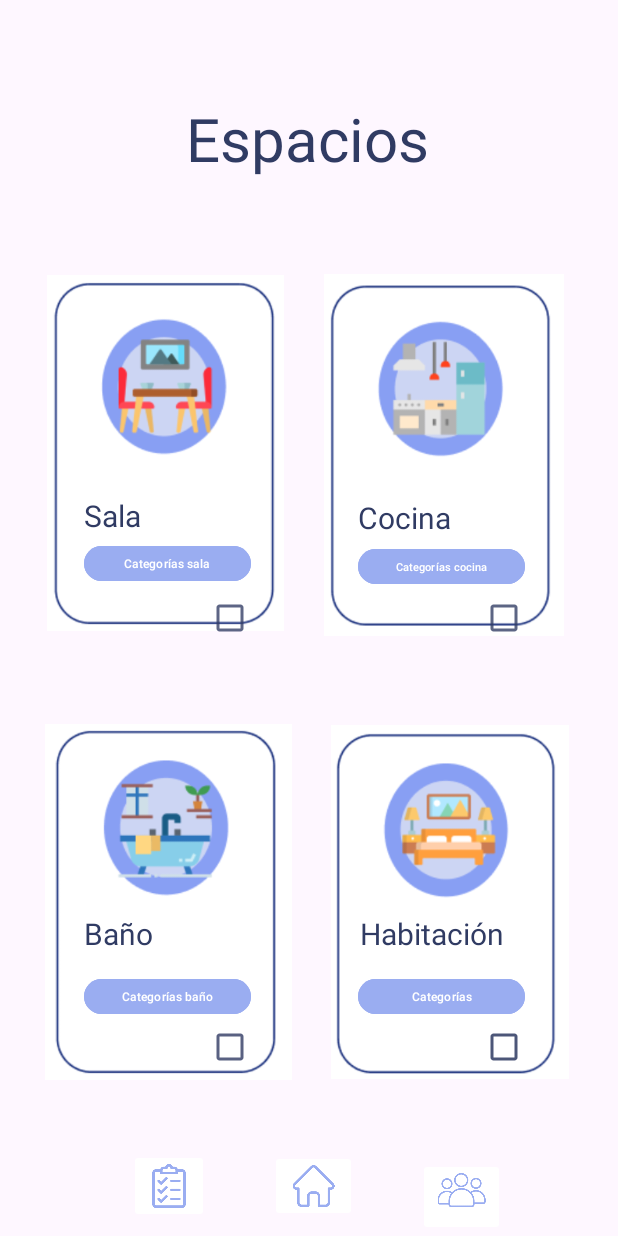
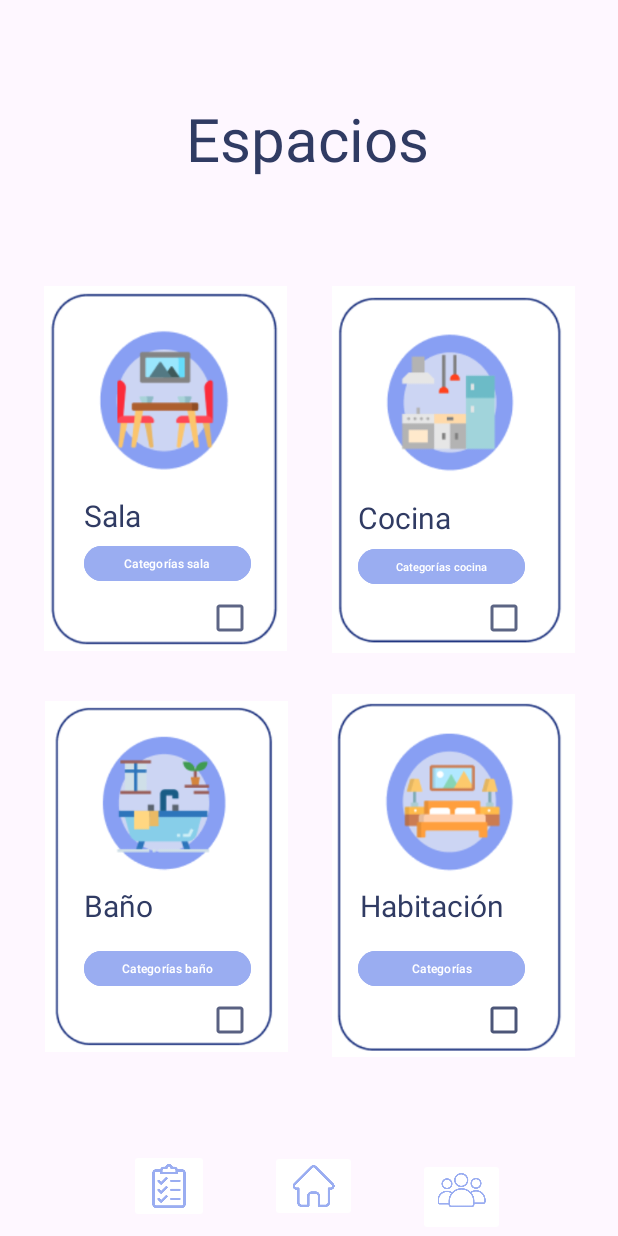
Before and after one commit to santiac249/Lig, an Android app: the Espacio screen opened directly, with no data from a screen before it, on a phone screen of 412 x 824 dp. Run offline under Robolectric (Android 15) with nearby library versions, the phone set to English and light mode, and no system bars.

```diff
--- a/app/src/main/res/layout/activity_espacio.xml
+++ b/app/src/main/res/layout/activity_espacio.xml
@@ -6,7 +6,9 @@
     android:layout_width="match_parent"
     android:layout_height="match_parent"
     android:backgroundTint="#FFFFFF"
-    tools:context=".Espacio">
+    tools:context=".Espacio"
+    tools:layout_editor_absoluteX="0dp"
+    tools:layout_editor_absoluteY="-16dp">
 
     <TextView
         android:id="@+id/textView4"
@@ -25,7 +27,7 @@
     <ImageView
         android:id="@+id/imageView5"
         android:layout_width="162dp"
-        android:layout_height="237dp"
+        android:layout_height="290dp"
         android:src="@drawable/salaesp"
         app:layout_constraintBottom_toBottomOf="parent"
         app:layout_constraintHorizontal_bias="0.116"
@@ -36,8 +38,8 @@
 
     <ImageView
         android:id="@+id/imageView6"
-        android:layout_width="177dp"
-        android:layout_height="241dp"
+        android:layout_width="162dp"
+        android:layout_height="290dp"
         android:backgroundTint="#9AADF1"
         android:src="@drawable/cocinaesp"
         app:layout_constraintBottom_toBottomOf="parent"
@@ -49,8 +51,8 @@
 
     <ImageView
         android:id="@+id/imageView7"
-        android:layout_width="166dp"
-        android:layout_height="237dp"
+        android:layout_width="162dp"
+        android:layout_height="290dp"
         android:src="@drawable/ba_oesp"
         app:layout_constraintBottom_toBottomOf="parent"
         app:layout_constraintHorizontal_bias="0.12"
@@ -61,8 +63,8 @@
 
     <ImageView
         android:id="@+id/imageView8"
-        android:layout_width="168dp"
-        android:layout_height="236dp"
+        android:layout_width="162dp"
+        android:layout_height="290dp"
         android:src="@drawable/habitacionesp"
         app:layout_constraintBottom_toBottomOf="parent"
         app:layout_constraintHorizontal_bias="0.884"
@@ -111,21 +113,7 @@
         app:layout_constraintLeft_toLeftOf="parent"
         app:layout_constraintRight_toRightOf="parent"
         app:layout_constraintTop_toTopOf="parent"
-        app:layout_constraintVertical_bias="0.764" />
-
-    <TextView
-        android:id="@+id/textView16"
-        android:layout_width="wrap_content"
-        android:layout_height="wrap_content"
-        android:text="Habitación"
-        android:textColor="#FF303B63"
-        android:textSize="20sp"
-        app:layout_constraintBottom_toBottomOf="parent"
-        app:layout_constraintHorizontal_bias="0.76"
-        app:layout_constraintLeft_toLeftOf="parent"
-        app:layout_constraintRight_toRightOf="parent"
-        app:layout_constraintTop_toTopOf="parent"
-        app:layout_constraintVertical_bias="0.764" />
+        app:layout_constraintVertical_bias="0.741" />
 
     <Button
         android:id="@+id/btn_sala"
@@ -155,7 +143,7 @@
         app:layout_constraintLeft_toLeftOf="parent"
         app:layout_constraintRight_toRightOf="parent"
         app:layout_constraintTop_toTopOf="parent"
-        app:layout_constraintVertical_bias="0.818" />
+        app:layout_constraintVertical_bias="0.795" />
 
     <Button
         android:id="@+id/btn_habitacion"
@@ -170,7 +158,33 @@
         app:layout_constraintLeft_toLeftOf="parent"
         app:layout_constraintRight_toRightOf="parent"
         app:layout_constraintTop_toTopOf="parent"
-        app:layout_constraintVertical_bias="0.818" />
+        app:layout_constraintVertical_bias="0.795" />
+
+    <CheckBox
+        android:id="@+id/checkBoxx"
+        android:layout_width="28dp"
+        android:layout_height="29dp"
+        android:buttonTint="#DC303B63"
+        app:layout_constraintBottom_toBottomOf="parent"
+        app:layout_constraintHorizontal_bias="0.838"
+        app:layout_constraintLeft_toLeftOf="parent"
+        app:layout_constraintRight_toRightOf="parent"
+        app:layout_constraintTop_toTopOf="parent"
+        app:layout_constraintVertical_bias="0.837" />
+
+    <TextView
+        android:id="@+id/textView16"
+        android:layout_width="wrap_content"
+        android:layout_height="wrap_content"
+        android:text="Habitación"
+        android:textColor="#FF303B63"
+        android:textSize="20sp"
+        app:layout_constraintBottom_toBottomOf="parent"
+        app:layout_constraintHorizontal_bias="0.76"
+        app:layout_constraintLeft_toLeftOf="parent"
+        app:layout_constraintRight_toRightOf="parent"
+        app:layout_constraintTop_toTopOf="parent"
+        app:layout_constraintVertical_bias="0.741" />
 
     <Button
         android:id="@+id/btn_cocina"
@@ -209,7 +223,7 @@
         app:layout_constraintLeft_toLeftOf="parent"
         app:layout_constraintRight_toRightOf="parent"
         app:layout_constraintTop_toTopOf="parent"
-        app:layout_constraintVertical_bias="0.86" />
+        app:layout_constraintVertical_bias="0.837" />
 
     <CheckBox
         android:id="@+id/checkBox1"
@@ -221,18 +235,6 @@
         app:layout_constraintLeft_toLeftOf="parent"
         app:layout_constraintRight_toRightOf="parent"
         app:layout_constraintTop_toTopOf="parent" />
-
-    <CheckBox
-        android:id="@+id/checkBoxx"
-        android:layout_width="28dp"
-        android:layout_height="29dp"
-        android:buttonTint="#DC303B63"
-        app:layout_constraintBottom_toBottomOf="parent"
-        app:layout_constraintHorizontal_bias="0.838"
-        app:layout_constraintLeft_toLeftOf="parent"
-        app:layout_constraintRight_toRightOf="parent"
-        app:layout_constraintTop_toTopOf="parent"
-        app:layout_constraintVertical_bias="0.86" />
 
     <ImageButton
         android:id="@+id/imageButton"
```
Also changed, not shown: app/src/main/java/com/upb/lig/Servicios.java (+18 -0 lines), app/src/main/res/layout/activity_servicios.xml (+12 -0 lines), app/src/main/res/drawable/homefill.png (deleted).
